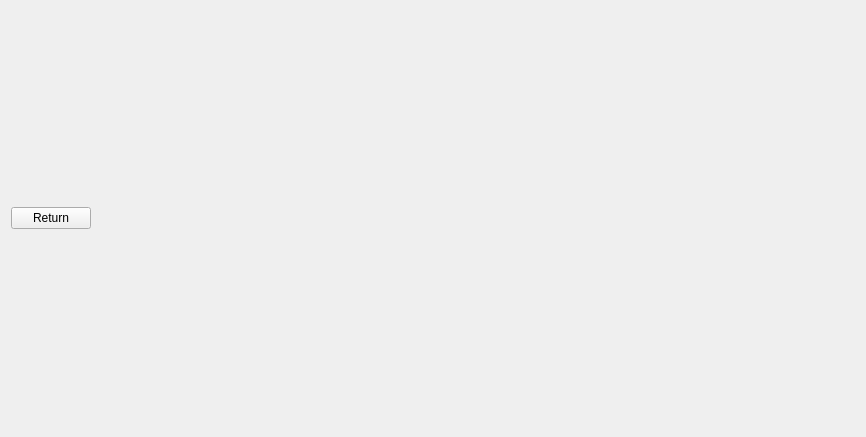
First picture: the form in UI/qt_ui/detail_frame.ui, repository arnaudframmery/catalog, before the edit.
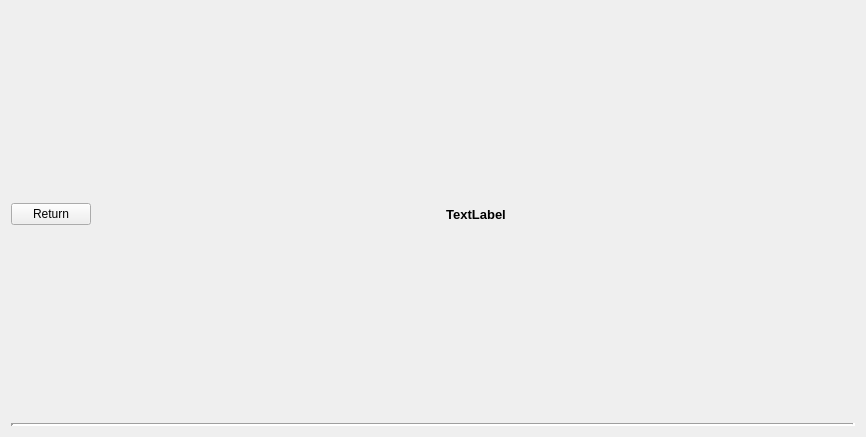
Second picture: the form after the edit.

Commit message: add the data in the detail article frame

The edit to the form file:
```diff
--- a/UI/qt_ui/detail_frame.ui
+++ b/UI/qt_ui/detail_frame.ui
@@ -21,6 +21,8 @@
   </property>
   <layout class="QVBoxLayout" name="verticalLayout">
    <item>
+    <layout class="QHBoxLayout" name="horizontalLayout">
+     <item>
     <widget class="QPushButton" name="return_button">
      <property name="sizePolicy">
       <sizepolicy hsizetype="Fixed" vsizetype="Fixed">
@@ -33,6 +35,47 @@
      </property>
      <property name="text">
       <string>Return</string>
+       </property>
+       <property name="autoDefault">
+        <bool>false</bool>
+       </property>
+       <property name="default">
+        <bool>false</bool>
+       </property>
+       <property name="flat">
+        <bool>false</bool>
+       </property>
+      </widget>
+     </item>
+     <item>
+      <widget class="QLabel" name="label">
+       <property name="font">
+        <font>
+         <pointsize>10</pointsize>
+         <weight>75</weight>
+         <bold>true</bold>
+        </font>
+       </property>
+       <property name="text">
+        <string>TextLabel</string>
+       </property>
+       <property name="alignment">
+        <set>Qt::AlignCenter</set>
+       </property>
+      </widget>
+     </item>
+    </layout>
+   </item>
+   <item>
+    <widget class="Line" name="line">
+     <property name="frameShadow">
+      <enum>QFrame::Sunken</enum>
+     </property>
+     <property name="lineWidth">
+      <number>3</number>
+     </property>
+     <property name="orientation">
+      <enum>Qt::Horizontal</enum>
      </property>
     </widget>
    </item>
```
Lines whose indentation alone changed are shown as unchanged. The commit also changes 8 other files.
